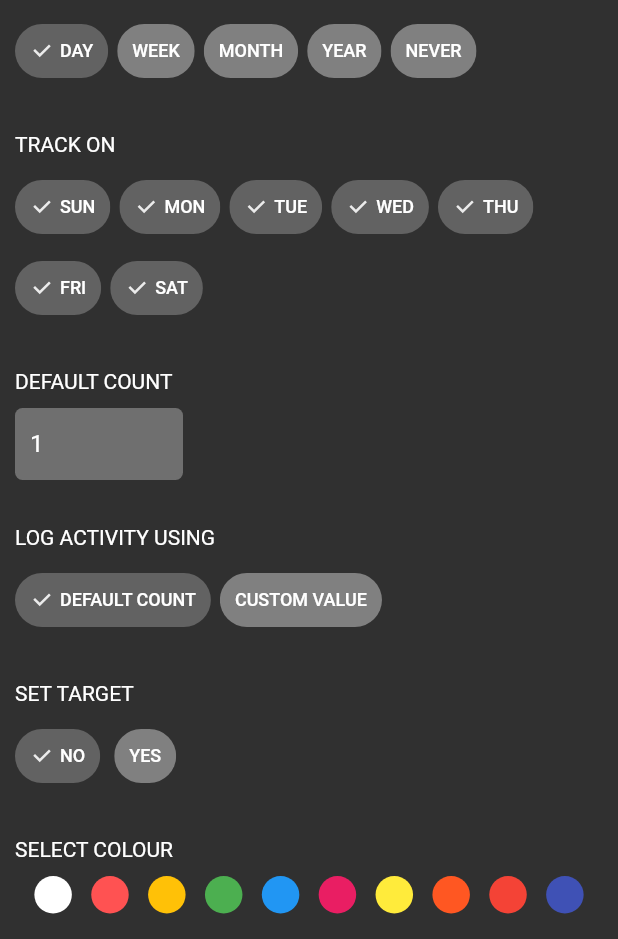
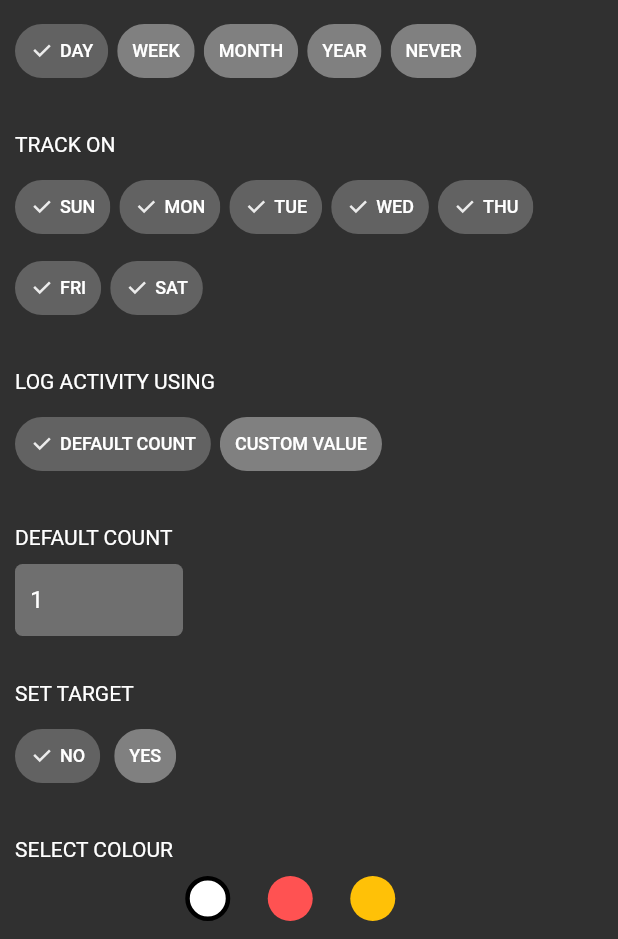
Before and after one commit to santhosh-sethu-99/tally-clone, a Flutter app: the screen it shows after launch, after a tap on the "add" icon, on a phone screen of 412 x 824 dp, the part 297-1236 px from its top. Run offline on Flutter 3.47's test engine with Material 2 defaults, Android fonts, the phone set to English and light mode, and no system bars; our stand-ins replace animated_text_kit, sqflite; accounts and stored records are empty.

Commit message:
database working perfectly

```diff
--- a/lib/constants.dart
+++ b/lib/constants.dart
@@ -32,11 +32,11 @@ const List<Color> kColors = [
   Colors.white,
   Colors.redAccent,
   Colors.amber,
-  Colors.green,
-  Colors.blue,
-  Colors.pink,
-  Colors.yellow,
-  Colors.deepOrange,
-  Colors.red,
-  Colors.indigo,
+  // Colors.green,
+  // Colors.blue,
+  // Colors.pink,
+  // Colors.yellow,
+  // Colors.deepOrange,
+  // Colors.red,
+  // Colors.indigo,
 ];
--- a/lib/create_card_screen.dart
+++ b/lib/create_card_screen.dart
@@ -5,6 +5,7 @@ import 'package:tally/database_helper.dart';
 
 import 'constants.dart';
 import 'model.dart';
+import 'utils.dart';
 
 class CreateCard extends StatefulWidget {
   final Function updateList;
@@ -33,6 +34,7 @@ class _CreateCardState extends State<CreateCard> {
     "FRI",
     "SAT",
   ];
+  Color _color = Colors.white;
 
   @override
   void initState() {
@@ -241,59 +243,6 @@ class _CreateCardState extends State<CreateCard> {
                         const SizedBox(
                           height: 10,
                         ),
-                        // Default Count
-                        Padding(
-                          padding: const EdgeInsets.all(10),
-                          child: Container(
-                            child: Column(
-                              mainAxisAlignment: MainAxisAlignment.start,
-                              children: [
-                                Align(
-                                  alignment: Alignment.centerLeft,
-                                  child: Text(
-                                    'DEFAULT COUNT',
-                                  ),
-                                ),
-                                const SizedBox(
-                                  height: 10,
-                                ),
-                                Align(
-                                  alignment: Alignment.centerLeft,
-                                  child: Container(
-                                    width:
-                                        MediaQuery.of(context).size.width - 300,
-                                    decoration: BoxDecoration(
-                                      color: Colors.white30,
-                                      borderRadius: BorderRadius.all(
-                                        Radius.circular(5),
-                                      ),
-                                    ),
-                                    child: Padding(
-                                      padding: const EdgeInsets.only(
-                                          right: 10, left: 10),
-                                      child: TextField(
-                                        controller: _countController,
-                                        keyboardType: TextInputType.number,
-                                        onChanged: (value) {
-                                          title = value;
-                                          setState(() {});
-                                        },
-                                        decoration: InputDecoration(
-                                          fillColor: Colors.white70,
-                                          hintText: "",
-                                          border: InputBorder.none,
-                                        ),
-                                      ),
-                                    ),
-                                  ),
-                                )
-                              ],
-                            ),
-                          ),
-                        ),
-                        const SizedBox(
-                          height: 10,
-                        ),
                         // Log Activity Using
                         Padding(
                           padding: const EdgeInsets.all(10),
@@ -348,6 +297,61 @@ class _CreateCardState extends State<CreateCard> {
                             ),
                           ),
                         ),
+                        const SizedBox(
+                          height: 10,
+                        ),
+                        // Default Count
+                        if (_activityLog == "Default Count")
+                          Padding(
+                            padding: const EdgeInsets.all(10),
+                            child: Container(
+                              child: Column(
+                                mainAxisAlignment: MainAxisAlignment.start,
+                                children: [
+                                  Align(
+                                    alignment: Alignment.centerLeft,
+                                    child: Text(
+                                      'DEFAULT COUNT',
+                                    ),
+                                  ),
+                                  const SizedBox(
+                                    height: 10,
+                                  ),
+                                  Align(
+                                    alignment: Alignment.centerLeft,
+                                    child: Container(
+                                      width: MediaQuery.of(context).size.width -
+                                          300,
+                                      decoration: BoxDecoration(
+                                        color: Colors.white30,
+                                        borderRadius: BorderRadius.all(
+                                          Radius.circular(5),
+                                        ),
+                                      ),
+                                      child: Padding(
+                                        padding: const EdgeInsets.only(
+                                            right: 10, left: 10),
+                                        child: TextField(
+                                          controller: _countController,
+                                          keyboardType: TextInputType.number,
+                                          onChanged: (value) {
+                                            title = value;
+                                            setState(() {});
+                                          },
+                                          decoration: InputDecoration(
+                                            fillColor: Colors.white70,
+                                            hintText: "",
+                                            border: InputBorder.none,
+                                          ),
+                                        ),
+                                      ),
+                                    ),
+                                  )
+                                ],
+                              ),
+                            ),
+                          ),
+                        if (_activityLog == "Default Count")
                           const SizedBox(
                             height: 10,
                           ),
@@ -423,25 +427,38 @@ class _CreateCardState extends State<CreateCard> {
                                 const SizedBox(
                                   height: 10,
                                 ),
-                                Align(
-                                    alignment: Alignment.centerLeft,
-                                    child: Row(
-                                      mainAxisAlignment:
-                                          MainAxisAlignment.spaceEvenly,
+                                Wrap(
+                                  spacing: 25.0,
+                                  runSpacing: 10.0,
                                   children: [
                                     for (int i = 0; i < kColors.length; i++)
-                                          Container(
-                                            height: 25,
-                                            width: 25,
+                                      InkWell(
+                                        onTap: () {
+                                          _color = kColors[i];
+                                          setState(() {});
+                                        },
+                                        child: Container(
+                                          height: 30,
+                                          width: 30,
                                           decoration: BoxDecoration(
                                             borderRadius: BorderRadius.all(
-                                                Radius.circular(25),
+                                              Radius.circular(30),
                                             ),
                                             color: kColors[i],
+                                            border: kColors[i] == _color
+                                                ? Border.all(
+                                                    color: Colors.black,
+                                                    width: 3,
+                                                  )
+                                                : null,
                                           ),
                                         ),
+                                      ),
+                                    const SizedBox(
+                                      height: 10,
+                                    )
                                   ],
-                                    ))
+                                )
                               ],
                             ),
                           ),
@@ -457,9 +474,17 @@ class _CreateCardState extends State<CreateCard> {
                     height: 50,
                     child: ElevatedButton(
                       onPressed: () {
-                        Task task = Task(taskName: _textEditingController.text);
+                        Task task = Task(
+                          taskName: _textEditingController.text,
+                          resetDay: _resetTally,
+                          setTarget: _setTarget,
+                          typeOfCount: _activityLog,
+                          defaultCount: _countController.text,
+                          color: colorToString(_color),
+                        );
                         DatabaseHelper.instance.insertTask(task);
                         widget.updateList();
+                        // print(_color.toString() as Color);
                         setState(() {});
                         Navigator.of(context).pop();
                       },
--- a/lib/database_helper.dart
+++ b/lib/database_helper.dart
@@ -14,6 +14,12 @@ class DatabaseHelper {
   String taskTable = 'task_table';
   String colId = 'id';
   String colTitle = 'taskName';
+  String colTypeOfCount = 'typeOfCount';
+  String colReset = "resetDay";
+  String colTrackOn = "trackOn";
+  String colDefaultCount = "defaultCount";
+  String colSetTarget = "setTarget";
+  String colColor = "color";
 
   Future<Database> get db async {
     if (_db == null) {
@@ -27,7 +33,7 @@ class DatabaseHelper {
     String path = dir.path + 'tally_list.db';
     final taskListDb = await openDatabase(
       path,
-      version: 2,
+      version: 11,
       onCreate: _createDb,
     );
     return taskListDb;
@@ -35,7 +41,7 @@ class DatabaseHelper {
 
   void _createDb(Database db, int version) async {
     await db.execute(
-      'CREATE TABLE $taskTable($colId INTEGER PRIMARY KEY AUTOINCREMENT, $colTitle TEXT)',
+      'CREATE TABLE $taskTable($colId INTEGER PRIMARY KEY AUTOINCREMENT, $colTitle TEXT, $colTypeOfCount TEXT, $colReset TEXT, $colDefaultCount TEXT, $colSetTarget TEXT, $colColor TEXT)',
     );
   }
 
--- a/lib/model.dart
+++ b/lib/model.dart
@@ -1,14 +1,31 @@
+import 'package:flutter/material.dart';
+
 class Task {
   int id;
   String taskName;
+  String resetDay;
+  String setTarget;
+  String typeOfCount;
+  String defaultCount;
+  String color;
 
   Task({
     this.id,
     this.taskName,
+    this.resetDay,
+    this.setTarget,
+    this.typeOfCount,
+    this.defaultCount,
+    this.color,
   });
   Task.withId({
     this.id,
     this.taskName,
+    this.resetDay,
+    this.setTarget,
+    this.typeOfCount,
+    this.defaultCount,
+    this.color,
   });
 
   Map<String, dynamic> toMap() {
@@ -17,10 +34,23 @@ class Task {
       map["id"] = id;
     }
     map["taskName"] = taskName;
+    map["resetDay"] = resetDay;
+    map["setTarget"] = setTarget;
+    map["typeOfCount"] = typeOfCount;
+    map["defaultCount"] = defaultCount;
+    map["color"] = color;
     return map;
   }
 
   factory Task.fromMap(Map<String, dynamic> map) {
-    return Task.withId(id: map["id"], taskName: map["taskName"]);
+    return Task.withId(
+      id: map["id"],
+      taskName: map["taskName"],
+      resetDay: map["resetDay"],
+      setTarget: map["setTarget"],
+      typeOfCount: map["typeOfCount"],
+      defaultCount: map["defaultCount"],
+      color: map["color"],
+    );
   }
 }
```
Also changed, not shown: lib/home_screen.dart (+68 -6 lines), lib/utils.dart (added, +21 -0 lines). Lines whose indentation alone changed are shown as unchanged.
